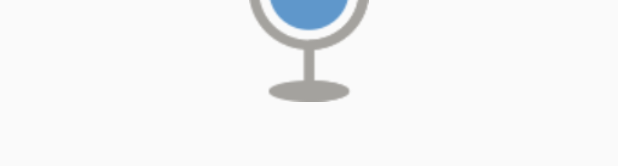
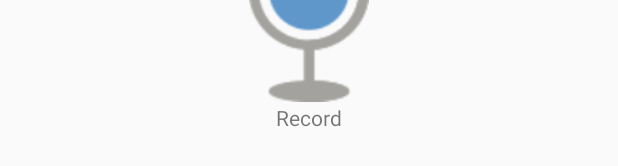
Before and after one commit to modularity/ChatterBaby, an Android app: the layout drawer_layout.xml on its own in the app's theme, with its tools: preview values and no code run, on a phone screen of 412 x 824 dp. Shown: the part 769-935 px from the top of the screen. Run offline under Robolectric (Android 15) with nearby library versions, the phone set to English and light mode, and no system bars.

Commit message:
screen orientation, update text from mtg feedback
lock all screen layouts to only portrait orientation, update text in
menu and on recording page

```diff
--- a/app/src/main/java/org/chatterbaby/chatterbaby/SplashActivity.java
+++ b/app/src/main/java/org/chatterbaby/chatterbaby/SplashActivity.java
@@ -7,7 +7,7 @@ import android.support.v7.app.AppCompatActivity;
 
 public class SplashActivity extends AppCompatActivity {
 
-    int secondsDelayed = 2;
+    int secondsDelayed = 3;
     @Override
     protected void onCreate(Bundle savedInstanceState) {
         super.onCreate(savedInstanceState);
--- a/app/src/main/res/layout/content_recording.xml
+++ b/app/src/main/res/layout/content_recording.xml
@@ -11,6 +11,7 @@
     tools:context="org.chatterbaby.chatterbaby.MainActivity">
 
     <RadioGroup
+        android:id="@+id/record_radioBtns"
         android:layout_width="wrap_content"
         android:layout_height="wrap_content"
         android:checkedButton="@+id/radioButton_whyCry"
@@ -28,7 +29,7 @@
             android:checked="true"
             android:gravity="center"
             android:padding="@dimen/radioBtn"
-            android:text="Is baby hungry, fussy or in pain?"
+            android:text="@string/whyCryText"
             android:textSize="20sp" />
 
         <RadioButton
@@ -39,14 +40,14 @@
             android:buttonTint="@color/colorPrimary"
             android:gravity="center"
             android:padding="@dimen/radioBtn"
-            android:text="Is baby crying?"
+            android:text="@string/isCryText"
             android:textSize="20sp" />
 
         <RadioButton
             android:id="@+id/radioButton_ispain"
             android:layout_width="wrap_content"
             android:layout_height="wrap_content"
-            android:text="Is baby in pain?"
+            android:text="@string/isPainText"
             android:gravity="center"
             android:textSize="20sp"
             android:padding="@dimen/radioBtn"
@@ -69,15 +70,22 @@
     <ProgressBar
         android:id="@+id/circular_progress_bar"
         style="?android:attr/progressBarStyleHorizontal"
-        android:visibility="invisible"
         android:layout_width="200dp"
         android:layout_height="200dp"
+        android:layout_centerHorizontal="true"
         android:indeterminate="false"
         android:max="48"
         android:progress="1"
         android:progressDrawable="@drawable/circular_progressbar"
-        android:layout_alignParentBottom="true"
-        android:layout_centerHorizontal="true"
-         />
+        android:visibility="invisible" />
+
+    <TextView
+        android:id="@+id/textView2"
+        android:layout_width="wrap_content"
+        android:layout_height="wrap_content"
+        android:text="Record"
+        android:layout_alignBottom="@+id/circular_progress_bar"
+        android:layout_centerInParent="true"/>
+
 
 </RelativeLayout>
--- a/app/src/main/res/menu/activity_main_drawer.xml
+++ b/app/src/main/res/menu/activity_main_drawer.xml
@@ -4,7 +4,7 @@
         <item
             android:id="@+id/nav_record"
             android:icon="@drawable/ic_mic"
-            android:title="Record" />
+            android:title="Record Cry" />
         <item
             android:id="@+id/nav_questionnaire"
             android:icon="@drawable/ic_quiz"
--- a/app/src/main/res/values/strings.xml
+++ b/app/src/main/res/values/strings.xml
@@ -124,6 +124,9 @@
     <string name="navigation_drawer_close">Close navigation drawer</string>
 
     <string name="action_settings">Settings</string>
+    <string name="whyCryText">Is baby hungry, fussy or in pain?</string>
+    <string name="isCryText">Is baby crying?</string>
+    <string name="isPainText">Is baby in pain?</string>
 
 
 </resources>
```
Also changed, not shown: app/src/main/AndroidManifest.xml (+27 -8 lines), app/src/main/java/org/chatterbaby/chatterbaby/MainActivity.java (+37 -13 lines).
